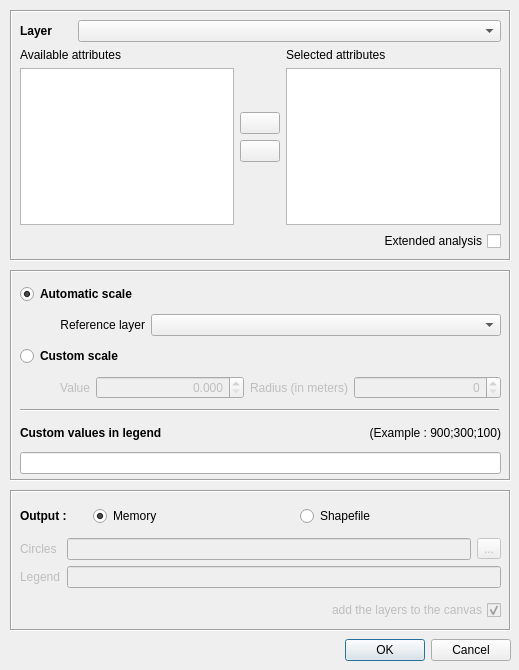
Qt form ui_proportionalcircles.ui (LCacheux68224/ProportionalCircles) before a commit.
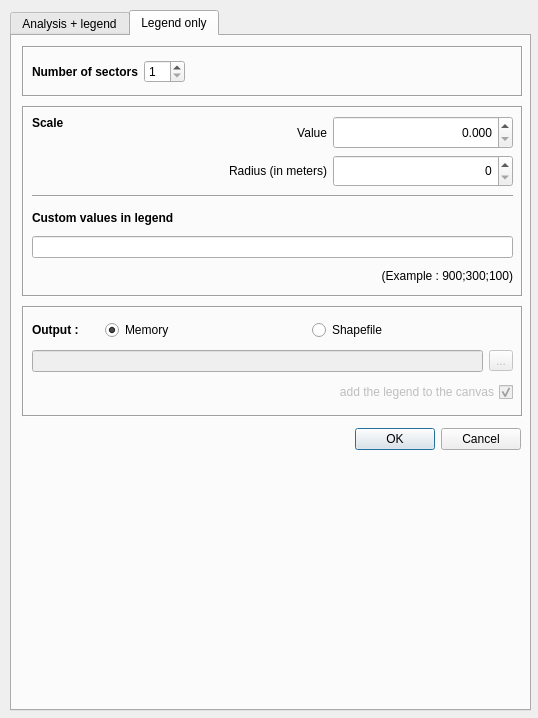
The same form after that commit. The open tabs and pages were chosen to show the change. Icons and pictures are not drawn.

Commit message: legend only and proportional circles merged

Diff of the .ui file:
```diff
--- a/ui_proportionalcircles.ui
+++ b/ui_proportionalcircles.ui
@@ -6,12 +6,12 @@
    <rect>
     <x>0</x>
     <y>0</y>
-    <width>519</width>
-    <height>670</height>
+    <width>538</width>
+    <height>718</height>
    </rect>
   </property>
   <property name="sizePolicy">
-   <sizepolicy hsizetype="Fixed" vsizetype="Fixed">
+   <sizepolicy hsizetype="Minimum" vsizetype="Minimum">
     <horstretch>0</horstretch>
     <verstretch>0</verstretch>
    </sizepolicy>
@@ -24,31 +24,232 @@
   </property>
   <property name="maximumSize">
    <size>
-    <width>519</width>
-    <height>670</height>
+    <width>2000</width>
+    <height>2000</height>
    </size>
   </property>
   <property name="windowTitle">
    <string>Proportional circles</string>
   </property>
-  <widget class="QWidget" name="horizontalLayoutWidget_5">
+  <widget class="QTabWidget" name="tabWidget">
    <property name="geometry">
     <rect>
      <x>10</x>
-     <y>630</y>
+     <y>10</y>
+     <width>521</width>
+     <height>701</height>
+    </rect>
+   </property>
+   <property name="currentIndex">
+    <number>0</number>
+   </property>
+   <widget class="QWidget" name="tab">
+    <attribute name="title">
+     <string>Analysis + legend</string>
+    </attribute>
+    <widget class="QFrame" name="frame_3">
+     <property name="geometry">
+      <rect>
+       <x>10</x>
+       <y>10</y>
      <width>501</width>
-     <height>41</height>
-    </rect>
-   </property>
-   <layout class="QHBoxLayout" name="horizontalLayout_5">
+       <height>251</height>
+      </rect>
+     </property>
+     <property name="frameShape">
+      <enum>QFrame::Box</enum>
+     </property>
+     <property name="frameShadow">
+      <enum>QFrame::Sunken</enum>
+     </property>
+     <property name="lineWidth">
+      <number>1</number>
+     </property>
+     <widget class="QWidget" name="verticalLayoutWidget_8">
+      <property name="geometry">
+       <rect>
+        <x>10</x>
+        <y>10</y>
+        <width>481</width>
+        <height>231</height>
+       </rect>
+      </property>
+      <layout class="QVBoxLayout" name="verticalLayout_10">
+       <property name="spacing">
+        <number>6</number>
+       </property>
     <item>
-     <widget class="QDialogButtonBox" name="buttonBox">
-      <property name="standardButtons">
-       <set>QDialogButtonBox::Cancel|QDialogButtonBox::Ok</set>
-      </property>
-     </widget>
-    </item>
-   </layout>
+        <layout class="QHBoxLayout" name="horizontalLayout">
+         <item>
+          <widget class="QLabel" name="label">
+           <property name="sizePolicy">
+            <sizepolicy hsizetype="Minimum" vsizetype="Preferred">
+             <horstretch>0</horstretch>
+             <verstretch>0</verstretch>
+            </sizepolicy>
+           </property>
+           <property name="font">
+            <font>
+             <weight>75</weight>
+             <bold>true</bold>
+            </font>
+           </property>
+           <property name="text">
+            <string>Layer</string>
+           </property>
+          </widget>
+         </item>
+         <item>
+          <spacer name="horizontalSpacer">
+           <property name="orientation">
+            <enum>Qt::Horizontal</enum>
+           </property>
+           <property name="sizeType">
+            <enum>QSizePolicy::Maximum</enum>
+           </property>
+           <property name="sizeHint" stdset="0">
+            <size>
+             <width>20</width>
+             <height>20</height>
+            </size>
+           </property>
+          </spacer>
+         </item>
+         <item>
+          <widget class="QComboBox" name="inputLayer">
+           <property name="sizePolicy">
+            <sizepolicy hsizetype="Expanding" vsizetype="Fixed">
+             <horstretch>0</horstretch>
+             <verstretch>0</verstretch>
+            </sizepolicy>
+           </property>
+           <property name="toolTip">
+            <string/>
+           </property>
+           <property name="whatsThis">
+            <string/>
+           </property>
+          </widget>
+         </item>
+        </layout>
+       </item>
+       <item>
+        <layout class="QHBoxLayout" name="horizontalLayout_13">
+         <item>
+          <layout class="QVBoxLayout" name="availAttributesLayout">
+           <item>
+            <widget class="QLabel" name="label_12">
+             <property name="text">
+              <string>Available attributes</string>
+             </property>
+            </widget>
+           </item>
+           <item>
+            <widget class="QListWidget" name="availableAttributes"/>
+           </item>
+          </layout>
+         </item>
+         <item>
+          <layout class="QVBoxLayout" name="attributeButtonLayout">
+           <item>
+            <spacer name="verticalSpacer">
+             <property name="orientation">
+              <enum>Qt::Vertical</enum>
+             </property>
+             <property name="sizeType">
+              <enum>QSizePolicy::Expanding</enum>
+             </property>
+             <property name="sizeHint" stdset="0">
+              <size>
+               <width>20</width>
+               <height>0</height>
+              </size>
+             </property>
+            </spacer>
+           </item>
+           <item>
+            <widget class="QPushButton" name="btnAdd">
+             <property name="sizePolicy">
+              <sizepolicy hsizetype="Fixed" vsizetype="Fixed">
+               <horstretch>0</horstretch>
+               <verstretch>0</verstretch>
+              </sizepolicy>
+             </property>
+             <property name="text">
+              <string/>
+             </property>
+             <property name="icon">
+              <iconset resource="../../../../Téléchargements/qgis-2.0.1/images/images.qrc">
+               <normaloff>:/images/themes/default/symbologyAdd.png</normaloff>:/images/themes/default/symbologyAdd.png</iconset>
+             </property>
+            </widget>
+           </item>
+           <item>
+            <widget class="QPushButton" name="btnRemove">
+             <property name="sizePolicy">
+              <sizepolicy hsizetype="Fixed" vsizetype="Fixed">
+               <horstretch>0</horstretch>
+               <verstretch>0</verstretch>
+              </sizepolicy>
+             </property>
+             <property name="text">
+              <string/>
+             </property>
+             <property name="icon">
+              <iconset resource="../../../../Téléchargements/qgis-2.0.1/images/images.qrc">
+               <normaloff>:/images/themes/default/symbologyRemove.png</normaloff>:/images/themes/default/symbologyRemove.png</iconset>
+             </property>
+            </widget>
+           </item>
+           <item>
+            <spacer name="verticalSpacer_5">
+             <property name="orientation">
+              <enum>Qt::Vertical</enum>
+             </property>
+             <property name="sizeType">
+              <enum>QSizePolicy::Expanding</enum>
+             </property>
+             <property name="sizeHint" stdset="0">
+              <size>
+               <width>20</width>
+               <height>0</height>
+              </size>
+             </property>
+            </spacer>
+           </item>
+          </layout>
+         </item>
+         <item>
+          <layout class="QVBoxLayout" name="assignedAttributesLayout">
+           <item>
+            <widget class="QLabel" name="Assigened">
+             <property name="text">
+              <string>Selected attributes</string>
+             </property>
+            </widget>
+           </item>
+           <item>
+            <widget class="QListWidget" name="selectedAttributes"/>
+           </item>
+          </layout>
+         </item>
+        </layout>
+       </item>
+       <item>
+        <widget class="QCheckBox" name="selectedFeatures">
+         <property name="toolTip">
+          <string>Extend the analysis to the hole layer if selected features</string>
+         </property>
+         <property name="layoutDirection">
+          <enum>Qt::RightToLeft</enum>
+         </property>
+         <property name="text">
+          <string>Extended analysis</string>
+         </property>
+        </widget>
+       </item>
+      </layout>
+     </widget>
   </widget>
   <widget class="QFrame" name="frame">
    <property name="geometry">
@@ -503,13 +704,274 @@
     </layout>
    </widget>
   </widget>
-  <widget class="QFrame" name="frame_3">
+    <widget class="QWidget" name="horizontalLayoutWidget_5">
    <property name="geometry">
     <rect>
      <x>10</x>
+       <y>630</y>
+       <width>501</width>
+       <height>41</height>
+      </rect>
+     </property>
+     <layout class="QHBoxLayout" name="horizontalLayout_5">
+      <item>
+       <widget class="QDialogButtonBox" name="buttonBox">
+        <property name="standardButtons">
+         <set>QDialogButtonBox::Cancel|QDialogButtonBox::Ok</set>
+        </property>
+       </widget>
+      </item>
+     </layout>
+    </widget>
+   </widget>
+   <widget class="QWidget" name="tab_2">
+    <attribute name="title">
+     <string>Legend only</string>
+    </attribute>
+    <widget class="QFrame" name="frame_4">
+     <property name="geometry">
+      <rect>
+       <x>10</x>
+       <y>70</y>
+       <width>501</width>
+       <height>191</height>
+      </rect>
+     </property>
+     <property name="frameShape">
+      <enum>QFrame::Box</enum>
+     </property>
+     <property name="frameShadow">
+      <enum>QFrame::Sunken</enum>
+     </property>
+     <widget class="QWidget" name="verticalLayoutWidget_4">
+      <property name="geometry">
+       <rect>
+        <x>10</x>
      <y>10</y>
+        <width>481</width>
+        <height>71</height>
+       </rect>
+      </property>
+      <layout class="QVBoxLayout" name="verticalLayout_7">
+       <item>
+        <layout class="QHBoxLayout" name="horizontalLayout_12">
+         <item>
+          <widget class="QLabel" name="label_2">
+           <property name="font">
+            <font>
+             <weight>75</weight>
+             <bold>true</bold>
+            </font>
+           </property>
+           <property name="text">
+            <string>Scale</string>
+           </property>
+           <property name="alignment">
+            <set>Qt::AlignLeading|Qt::AlignLeft|Qt::AlignTop</set>
+           </property>
+          </widget>
+         </item>
+         <item>
+          <layout class="QVBoxLayout" name="verticalLayout">
+           <item>
+            <layout class="QHBoxLayout" name="horizontalLayout_2">
+             <item>
+              <widget class="QLabel" name="label_6">
+               <property name="enabled">
+                <bool>true</bool>
+               </property>
+               <property name="sizePolicy">
+                <sizepolicy hsizetype="MinimumExpanding" vsizetype="Preferred">
+                 <horstretch>0</horstretch>
+                 <verstretch>0</verstretch>
+                </sizepolicy>
+               </property>
+               <property name="text">
+                <string>Value</string>
+               </property>
+               <property name="alignment">
+                <set>Qt::AlignRight|Qt::AlignTrailing|Qt::AlignVCenter</set>
+               </property>
+              </widget>
+             </item>
+             <item>
+              <widget class="QDoubleSpinBox" name="legendOnlyMaxCustomValue">
+               <property name="enabled">
+                <bool>true</bool>
+               </property>
+               <property name="sizePolicy">
+                <sizepolicy hsizetype="Fixed" vsizetype="Preferred">
+                 <horstretch>180</horstretch>
+                 <verstretch>0</verstretch>
+                </sizepolicy>
+               </property>
+               <property name="minimumSize">
+                <size>
+                 <width>180</width>
+                 <height>0</height>
+                </size>
+               </property>
+               <property name="maximumSize">
+                <size>
+                 <width>180</width>
+                 <height>16777215</height>
+                </size>
+               </property>
+               <property name="alignment">
+                <set>Qt::AlignRight|Qt::AlignTrailing|Qt::AlignVCenter</set>
+               </property>
+               <property name="decimals">
+                <number>3</number>
+               </property>
+               <property name="maximum">
+                <double>999999999.000000000000000</double>
+               </property>
+              </widget>
+             </item>
+            </layout>
+           </item>
+           <item>
+            <layout class="QHBoxLayout" name="horizontalLayout_10">
+             <item>
+              <widget class="QLabel" name="label_13">
+               <property name="enabled">
+                <bool>true</bool>
+               </property>
+               <property name="sizePolicy">
+                <sizepolicy hsizetype="MinimumExpanding" vsizetype="Preferred">
+                 <horstretch>0</horstretch>
+                 <verstretch>0</verstretch>
+                </sizepolicy>
+               </property>
+               <property name="text">
+                <string>Radius (in meters)</string>
+               </property>
+               <property name="alignment">
+                <set>Qt::AlignRight|Qt::AlignTrailing|Qt::AlignVCenter</set>
+               </property>
+              </widget>
+             </item>
+             <item>
+              <widget class="QDoubleSpinBox" name="legendOnlyMaxCustomRadius">
+               <property name="enabled">
+                <bool>true</bool>
+               </property>
+               <property name="sizePolicy">
+                <sizepolicy hsizetype="Fixed" vsizetype="Preferred">
+                 <horstretch>180</horstretch>
+                 <verstretch>0</verstretch>
+                </sizepolicy>
+               </property>
+               <property name="minimumSize">
+                <size>
+                 <width>180</width>
+                 <height>0</height>
+                </size>
+               </property>
+               <property name="maximumSize">
+                <size>
+                 <width>180</width>
+                 <height>16777215</height>
+                </size>
+               </property>
+               <property name="layoutDirection">
+                <enum>Qt::LeftToRight</enum>
+               </property>
+               <property name="alignment">
+                <set>Qt::AlignRight|Qt::AlignTrailing|Qt::AlignVCenter</set>
+               </property>
+               <property name="prefix">
+                <string/>
+               </property>
+               <property name="decimals">
+                <number>0</number>
+               </property>
+               <property name="maximum">
+                <double>999999999.000000000000000</double>
+               </property>
+              </widget>
+             </item>
+            </layout>
+           </item>
+          </layout>
+         </item>
+        </layout>
+       </item>
+      </layout>
+     </widget>
+     <widget class="Line" name="line_5">
+      <property name="geometry">
+       <rect>
+        <x>10</x>
+        <y>80</y>
+        <width>481</width>
+        <height>20</height>
+       </rect>
+      </property>
+      <property name="orientation">
+       <enum>Qt::Horizontal</enum>
+      </property>
+     </widget>
+     <widget class="QWidget" name="verticalLayoutWidget_6">
+      <property name="geometry">
+       <rect>
+        <x>10</x>
+        <y>100</y>
+        <width>481</width>
+        <height>81</height>
+       </rect>
+      </property>
+      <layout class="QVBoxLayout" name="verticalLayout_9">
+       <item>
+        <layout class="QHBoxLayout" name="horizontalLayout_14">
+         <item>
+          <widget class="QLabel" name="label_14">
+           <property name="font">
+            <font>
+             <weight>75</weight>
+             <bold>true</bold>
+            </font>
+           </property>
+           <property name="text">
+            <string>Custom values in legend</string>
+           </property>
+           <property name="alignment">
+            <set>Qt::AlignLeading|Qt::AlignLeft|Qt::AlignVCenter</set>
+           </property>
+          </widget>
+         </item>
+        </layout>
+       </item>
+       <item>
+        <widget class="QLineEdit" name="legendOnlyCustomValues">
+         <property name="toolTip">
+          <string>Automatic values if empty (max;max/3;max/9)</string>
+         </property>
+        </widget>
+       </item>
+       <item>
+        <widget class="QLabel" name="label_15">
+         <property name="layoutDirection">
+          <enum>Qt::LeftToRight</enum>
+         </property>
+         <property name="text">
+          <string>     (Example : 900;300;100)</string>
+         </property>
+         <property name="alignment">
+          <set>Qt::AlignRight|Qt::AlignTrailing|Qt::AlignVCenter</set>
+         </property>
+        </widget>
+       </item>
+      </layout>
+     </widget>
+    </widget>
+    <widget class="QFrame" name="frame_5">
+     <property name="geometry">
+      <rect>
+       <x>10</x>
+       <y>10</y>
      <width>501</width>
-     <height>251</height>
+       <height>51</height>
     </rect>
    </property>
    <property name="frameShape">
@@ -521,25 +983,25 @@
    <property name="lineWidth">
     <number>1</number>
    </property>
-   <widget class="QWidget" name="verticalLayoutWidget_8">
+     <widget class="QWidget" name="verticalLayoutWidget_9">
     <property name="geometry">
      <rect>
       <x>10</x>
       <y>10</y>
       <width>481</width>
-      <height>231</height>
-     </rect>
-    </property>
-    <layout class="QVBoxLayout" name="verticalLayout_10">
+        <height>31</height>
+       </rect>
+      </property>
+      <layout class="QVBoxLayout" name="verticalLayout_11">
      <property name="spacing">
       <number>6</number>
      </property>
      <item>
-      <layout class="QHBoxLayout" name="horizontalLayout">
+        <layout class="QHBoxLayout" name="horizontalLayout_15">
        <item>
-        <widget class="QLabel" name="label">
+          <widget class="QLabel" name="label_16">
          <property name="sizePolicy">
-          <sizepolicy hsizetype="Minimum" vsizetype="Preferred">
+            <sizepolicy hsizetype="Minimum" vsizetype="MinimumExpanding">
            <horstretch>0</horstretch>
            <verstretch>0</verstretch>
           </sizepolicy>
@@ -551,17 +1013,30 @@
           </font>
          </property>
          <property name="text">
-          <string>Layer</string>
+            <string>Number of sectors</string>
          </property>
         </widget>
        </item>
        <item>
-        <spacer name="horizontalSpacer">
+          <widget class="QSpinBox" name="legendOnlyNbSector">
+           <property name="sizePolicy">
+            <sizepolicy hsizetype="Minimum" vsizetype="Fixed">
+             <horstretch>0</horstretch>
+             <verstretch>0</verstretch>
+            </sizepolicy>
+           </property>
+           <property name="minimum">
+            <number>1</number>
+           </property>
+          </widget>
+         </item>
+         <item>
+          <spacer name="horizontalSpacer_2">
          <property name="orientation">
           <enum>Qt::Horizontal</enum>
          </property>
          <property name="sizeType">
-          <enum>QSizePolicy::Maximum</enum>
+            <enum>QSizePolicy::MinimumExpanding</enum>
          </property>
          <property name="sizeHint" stdset="0">
           <size>
@@ -571,146 +1046,159 @@
          </property>
         </spacer>
        </item>
-       <item>
-        <widget class="QComboBox" name="inputLayer">
-         <property name="sizePolicy">
-          <sizepolicy hsizetype="Expanding" vsizetype="Fixed">
-           <horstretch>0</horstretch>
-           <verstretch>0</verstretch>
-          </sizepolicy>
-         </property>
-         <property name="toolTip">
-          <string/>
-         </property>
-         <property name="whatsThis">
-          <string/>
-         </property>
-        </widget>
-       </item>
-      </layout>
-     </item>
+        </layout>
+       </item>
+      </layout>
+     </widget>
+    </widget>
+    <widget class="QFrame" name="frame_6">
+     <property name="geometry">
+      <rect>
+       <x>10</x>
+       <y>270</y>
+       <width>501</width>
+       <height>111</height>
+      </rect>
+     </property>
+     <property name="frameShape">
+      <enum>QFrame::Box</enum>
+     </property>
+     <property name="frameShadow">
+      <enum>QFrame::Sunken</enum>
+     </property>
+     <widget class="QWidget" name="verticalLayoutWidget_7">
+      <property name="geometry">
+       <rect>
+        <x>10</x>
+        <y>10</y>
+        <width>481</width>
+        <height>91</height>
+       </rect>
+      </property>
+      <layout class="QVBoxLayout" name="verticalLayout_12">
      <item>
-      <layout class="QHBoxLayout" name="horizontalLayout_13">
+        <layout class="QHBoxLayout" name="horizontalLayout_16">
        <item>
-        <layout class="QVBoxLayout" name="availAttributesLayout">
-         <item>
-          <widget class="QLabel" name="label_12">
+          <widget class="QLabel" name="label_17">
+           <property name="font">
+            <font>
+             <weight>75</weight>
+             <bold>true</bold>
+            </font>
+           </property>
            <property name="text">
-            <string>Available attributes</string>
+            <string>Output :</string>
            </property>
           </widget>
          </item>
          <item>
-          <widget class="QListWidget" name="availableAttributes"/>
-         </item>
-        </layout>
-       </item>
-       <item>
-        <layout class="QVBoxLayout" name="attributeButtonLayout">
-         <item>
-          <spacer name="verticalSpacer">
+          <spacer name="horizontalSpacer_6">
            <property name="orientation">
-            <enum>Qt::Vertical</enum>
+            <enum>Qt::Horizontal</enum>
            </property>
            <property name="sizeType">
-            <enum>QSizePolicy::Expanding</enum>
+            <enum>QSizePolicy::Minimum</enum>
            </property>
            <property name="sizeHint" stdset="0">
             <size>
              <width>20</width>
-             <height>0</height>
+             <height>20</height>
             </size>
            </property>
           </spacer>
          </item>
          <item>
-          <widget class="QPushButton" name="btnAdd">
+          <widget class="QRadioButton" name="legendOnlyMemoryOutput">
            <property name="sizePolicy">
-            <sizepolicy hsizetype="Fixed" vsizetype="Fixed">
+            <sizepolicy hsizetype="MinimumExpanding" vsizetype="Fixed">
              <horstretch>0</horstretch>
              <verstretch>0</verstretch>
             </sizepolicy>
            </property>
            <property name="text">
-            <string/>
+            <string>Memory</string>
            </property>
-           <property name="icon">
-            <iconset resource="../../../../Téléchargements/qgis-2.0.1/images/images.qrc">
-             <normaloff>:/images/themes/default/symbologyAdd.png</normaloff>:/images/themes/default/symbologyAdd.png</iconset>
+           <property name="checked">
+            <bool>true</bool>
            </property>
           </widget>
          </item>
          <item>
-          <widget class="QPushButton" name="btnRemove">
+          <widget class="QRadioButton" name="legendOnlyShapefileOutput">
            <property name="sizePolicy">
-            <sizepolicy hsizetype="Fixed" vsizetype="Fixed">
+            <sizepolicy hsizetype="MinimumExpanding" vsizetype="Fixed">
              <horstretch>0</horstretch>
              <verstretch>0</verstretch>
             </sizepolicy>
            </property>
            <property name="text">
-            <string/>
+            <string>Shapefile</string>
            </property>
-           <property name="icon">
-            <iconset resource="../../../../Téléchargements/qgis-2.0.1/images/images.qrc">
-             <normaloff>:/images/themes/default/symbologyRemove.png</normaloff>:/images/themes/default/symbologyRemove.png</iconset>
+           <property name="checked">
+            <bool>false</bool>
            </property>
           </widget>
          </item>
+        </layout>
+       </item>
          <item>
-          <spacer name="verticalSpacer_5">
-           <property name="orientation">
-            <enum>Qt::Vertical</enum>
+        <layout class="QHBoxLayout" name="horizontalLayout_17">
+         <item>
+          <widget class="QLineEdit" name="legendOnlyFileName">
+           <property name="enabled">
+            <bool>false</bool>
            </property>
-           <property name="sizeType">
-            <enum>QSizePolicy::Expanding</enum>
+           <property name="readOnly">
+            <bool>true</bool>
            </property>
-           <property name="sizeHint" stdset="0">
-            <size>
-             <width>20</width>
-             <height>0</height>
-            </size>
-           </property>
-          </spacer>
+          </widget>
          </item>
-        </layout>
-       </item>
        <item>
-        <layout class="QVBoxLayout" name="assignedAttributesLayout">
-         <item>
-          <widget class="QLabel" name="Assigened">
+          <widget class="QToolButton" name="legendOnlySelectFileName">
+           <property name="enabled">
+            <bool>false</bool>
+           </property>
            <property name="text">
-            <string>Selected attributes</string>
+            <string>...</string>
            </property>
           </widget>
          </item>
-         <item>
-          <widget class="QListWidget" name="selectedAttributes"/>
-         </item>
         </layout>
        </item>
-      </layout>
-     </item>
      <item>
-      <widget class="QCheckBox" name="selectedFeatures">
-       <property name="toolTip">
-        <string>Extend the analysis to the hole layer if selected features</string>
+        <widget class="QCheckBox" name="legendOnlyAddCanevas">
+         <property name="enabled">
+          <bool>false</bool>
        </property>
        <property name="layoutDirection">
         <enum>Qt::RightToLeft</enum>
        </property>
        <property name="text">
-        <string>Extended analysis</string>
+          <string>add the legend to the canvas</string>
+         </property>
+         <property name="checked">
+          <bool>true</bool>
        </property>
       </widget>
      </item>
     </layout>
    </widget>
   </widget>
-  <zorder>frame</zorder>
-  <zorder>frame_2</zorder>
-  <zorder>frame_3</zorder>
-  <zorder>horizontalLayoutWidget_5</zorder>
+    <widget class="QDialogButtonBox" name="legendOnlyButtonBox">
+     <property name="geometry">
+      <rect>
+       <x>8</x>
+       <y>390</y>
+       <width>501</width>
+       <height>27</height>
+      </rect>
+     </property>
+     <property name="standardButtons">
+      <set>QDialogButtonBox::Cancel|QDialogButtonBox::Ok</set>
+     </property>
+    </widget>
+   </widget>
+  </widget>
  </widget>
  <tabstops>
   <tabstop>inputLayer</tabstop>
```
Left out of the diff: 1 changed line with no effect on the pictures. Lines whose indentation alone changed are shown as unchanged. The commit also changes 13 other files.
